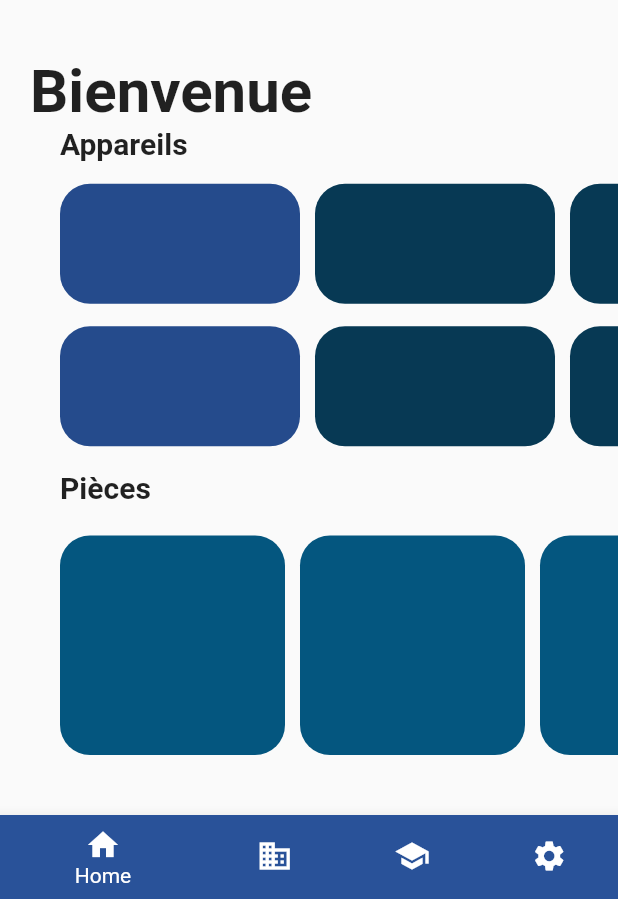
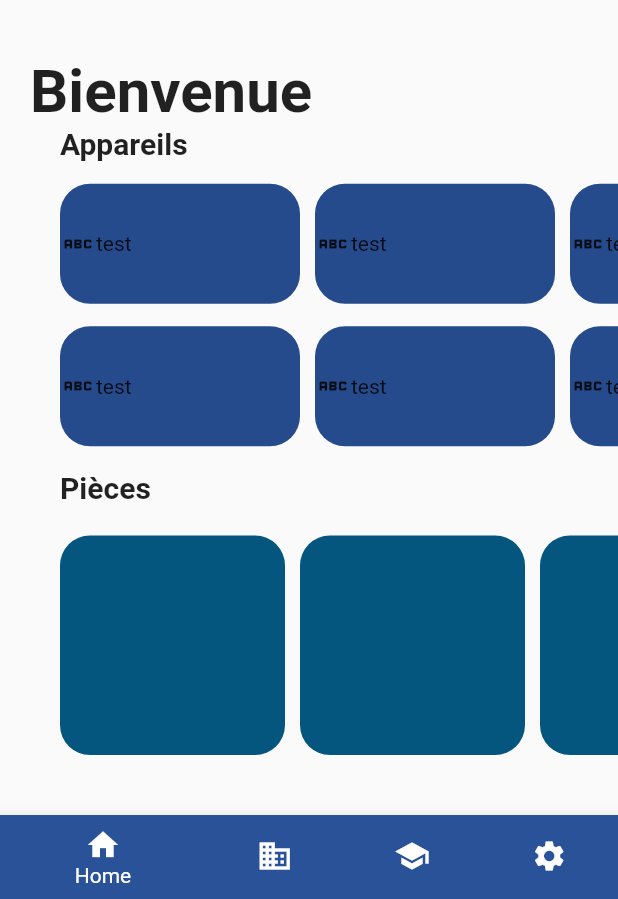
Before and after one commit to JeremyLRYnov/Airlux, a Flutter app: the screen it shows after launch, on a phone screen of 412 x 824 dp, the part 337-1236 px from its top. Run offline on Flutter 3.47's test engine with Material 2 defaults, Android fonts, the light colour scheme and no system bars; our stand-ins replace modal_progress_hud_nsn.

Commit message:
modified:   mobileapp/lib/screens/home_page.dart 	new file:   mobileapp/lib/widgets/device_item.dart 	modified:   mobileapp/lib/widgets/footer_menu.dart 	modified:   mobileapp/pubspec.lock

```diff
--- a/mobileapp/lib/screens/home_page.dart
+++ b/mobileapp/lib/screens/home_page.dart
@@ -1,6 +1,6 @@
 import 'package:flutter/material.dart';
 import 'package:mobileapp/models/constants.dart';
-import 'package:mobileapp/widgets/footer_menu.dart';
+import 'package:mobileapp/widgets/device_item.dart';
 
 class HomePage extends StatefulWidget {
   const HomePage({Key? key}) : super(key: key);
@@ -64,74 +64,20 @@ class _HomePageState extends State<HomePage> {
                             children: [
                               Column(
                                 children: [
-                                  Container(
-                                    margin: EdgeInsets.only(
-                                        right: 10.0, bottom: 10.0, top: 5.0),
-                                    decoration: BoxDecoration(
-                                      color: kPrimaryButtonActive,
-                                      borderRadius: BorderRadius.circular(20),
-                                    ),
-                                    width: 160,
-                                    height: 80,
-                                  ),
-                                  Container(
-                                    margin: EdgeInsets.only(
-                                        right: 10.0, bottom: 10.0, top: 5.0),
-                                    decoration: BoxDecoration(
-                                      color: kPrimaryButtonActive,
-                                      borderRadius: BorderRadius.circular(20),
-                                    ),
-                                    width: 160,
-                                    height: 80,
-                                  ),
+                                  DeviceItem(),
+                                  DeviceItem(),
                                 ],
                               ),
                               Column(
                                 children: [
-                                  Container(
-                                    margin: EdgeInsets.only(
-                                        right: 10.0, bottom: 10.0, top: 5.0),
-                                    decoration: BoxDecoration(
-                                      color: kPrimaryButtonInactive,
-                                      borderRadius: BorderRadius.circular(20),
-                                    ),
-                                    width: 160,
-                                    height: 80,
-                                  ),
-                                  Container(
-                                    margin: EdgeInsets.only(
-                                        right: 10.0, bottom: 10.0, top: 5.0),
-                                    decoration: BoxDecoration(
-                                      color: kPrimaryButtonInactive,
-                                      borderRadius: BorderRadius.circular(20),
-                                    ),
-                                    width: 160,
-                                    height: 80,
-                                  ),
+                                  DeviceItem(),
+                                  DeviceItem(),
                                 ],
                               ),
                               Column(
                                 children: [
-                                  Container(
-                                    margin: EdgeInsets.only(
-                                        right: 10.0, bottom: 10.0, top: 5.0),
-                                    decoration: BoxDecoration(
-                                      color: kPrimaryButtonInactive,
-                                      borderRadius: BorderRadius.circular(20),
-                                    ),
-                                    width: 160,
-                                    height: 80,
-                                  ),
-                                  Container(
-                                    margin: EdgeInsets.only(
-                                        right: 10.0, bottom: 10.0, top: 5.0),
-                                    width: 160,
-                                    height: 80,
-                                    decoration: BoxDecoration(
-                                      color: kPrimaryButtonInactive,
-                                      borderRadius: BorderRadius.circular(20),
-                                    ),
-                                  ),
+                                  DeviceItem(),
+                                  DeviceItem(),
                                 ],
                               ),
                             ],
--- /dev/null
+++ b/mobileapp/lib/widgets/device_item.dart
@@ -0,0 +1,28 @@
+import 'package:flutter/material.dart';
+import 'package:mobileapp/models/constants.dart';
+
+class DeviceItem extends StatelessWidget {
+  const DeviceItem({
+    super.key,
+  });
+
+  @override
+  Widget build(BuildContext context) {
+    return Container(
+      margin: EdgeInsets.only(
+          right: 10.0, bottom: 10.0, top: 5.0),
+      decoration: BoxDecoration(
+        color: kPrimaryButtonActive,
+        borderRadius: BorderRadius.circular(20),
+      ),
+      width: 160,
+      height: 80,
+      child: Row(
+        children: [
+          Icon(Icons.abc),
+          Text("test"),
+        ],
+      ),
+    );
+  }
+}
--- a/mobileapp/lib/widgets/footer_menu.dart
+++ b/mobileapp/lib/widgets/footer_menu.dart
@@ -51,10 +51,8 @@ class _FooterMenuState extends State<FooterMenu> {
 
   @override
   Widget build(BuildContext context) {
-
     return Scaffold(
-      body:
-      screens[_selectedIndex],
+      body: screens[_selectedIndex],
       bottomNavigationBar: BottomNavigationBar(
         items: const <BottomNavigationBarItem>[
           BottomNavigationBarItem(
@@ -75,7 +73,7 @@ class _FooterMenuState extends State<FooterMenu> {
           BottomNavigationBarItem(
             backgroundColor: kPrimaryBlue,
             icon: Icon(Icons.settings),
-            label: 'Analytics',
+            label: 'Paramètres',
           ),
         ],
         currentIndex: _selectedIndex,
```
Also changed, not shown: mobileapp/pubspec.lock.
